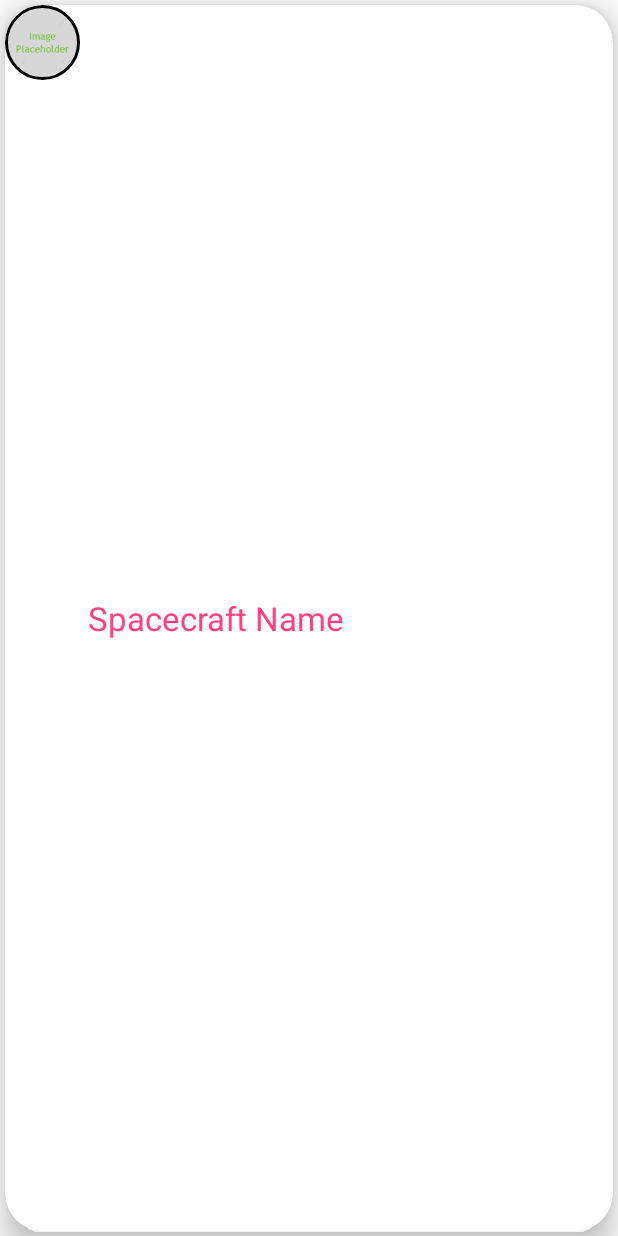
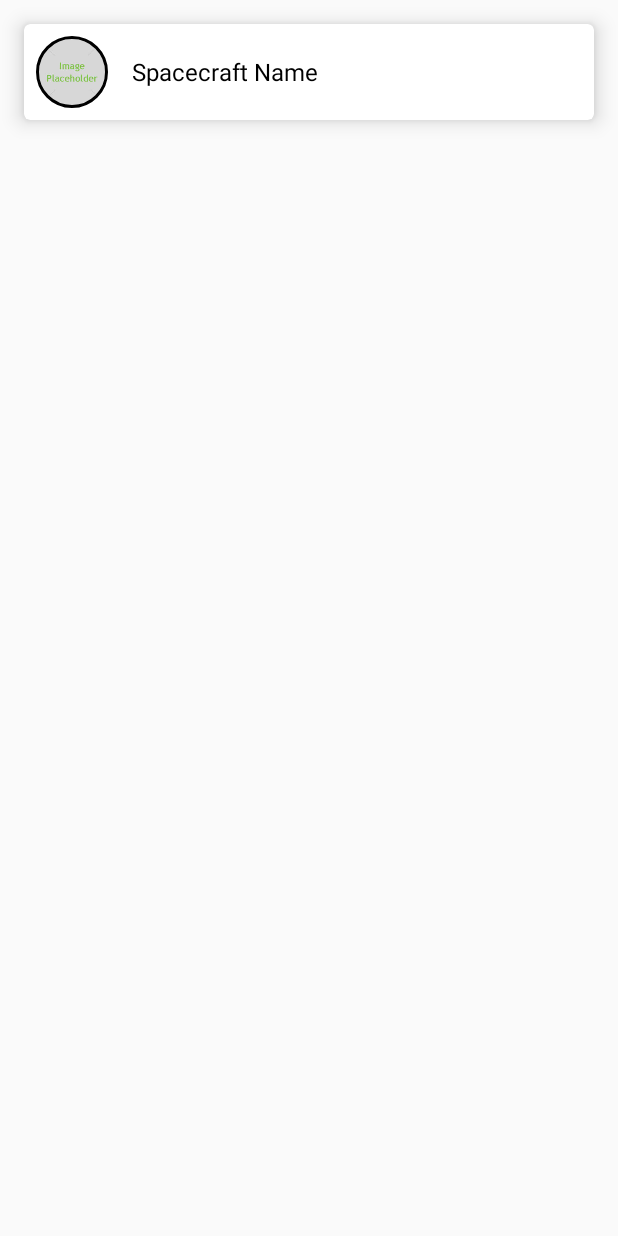
Before and after one commit to ibalm9/NewRetrofitListViewJSONN, an Android app: the layout model.xml on its own in the app's theme, with its tools: preview values and no code run, on a phone screen of 412 x 824 dp. Run offline under Robolectric (Android 15) with nearby library versions, the phone set to English and light mode, and no system bars.

Commit message:
Revision1

```diff
--- a/app/src/main/res/layout/activity_main.xml
+++ b/app/src/main/res/layout/activity_main.xml
@@ -5,7 +5,6 @@
     android:layout_height="match_parent"
     android:orientation="vertical"
     tools:context=".MainActivity"
-    android:background="@drawable/imgae"
     >
 
     <TextView
@@ -30,8 +29,6 @@
 
     <ListView
         android:id="@+id/mListView"
-        android:layout_weight="0.5"
-        android:numColumns="auto_fit"
         android:layout_width="match_parent"
         android:layout_height="wrap_content" />
 </LinearLayout>
--- a/app/src/main/res/layout/model.xml
+++ b/app/src/main/res/layout/model.xml
@@ -2,37 +2,36 @@
 <android.support.v7.widget.CardView xmlns:android="http://schemas.android.com/apk/res/android"
     android:orientation="horizontal" android:layout_width="match_parent"
     xmlns:card_view="http://schemas.android.com/apk/res-auto"
-    android:layout_margin="3dp"
-    card_view:cardCornerRadius="25dp"
-    card_view:cardElevation="10dp"
-    android:layout_height="match_parent">
+    android:layout_margin="16dp"
+    card_view:cardCornerRadius="4dp"
+    card_view:cardElevation="8dp"
+    android:layout_height="wrap_content">
 
-    <RelativeLayout
+    <LinearLayout
+        android:orientation="horizontal"
         android:layout_width="match_parent"
-        android:layout_height="match_parent">
+        android:layout_height="wrap_content"
+        android:padding="8dp"
+        android:gravity="center">
 
         <de.hdodenhof.circleimageview.CircleImageView
             xmlns:app="http://schemas.android.com/apk/res-auto"
             android:id="@+id/spacecraftImageView"
-            android:layout_width="50dp"
-            android:layout_height="50dp"
+            android:layout_width="48dp"
+            android:layout_height="48dp"
             android:src="@drawable/placeholder"
             app:civ_border_width="2dp"
             app:civ_border_color="#FF000000"
             />
 
         <TextView
-            android:layout_width="fill_parent"
+            android:layout_width="match_parent"
             android:layout_height="wrap_content"
-            android:paddingTop="150dp"
-            android:textAppearance="?android:attr/textAppearanceLargeInverse"
             android:text="Spacecraft Name"
             android:id="@+id/nameTextView"
-            android:padding="5dp"
-            android:textColor="@color/colorAccent"
-            android:layout_centerInParent="true"
-            android:layout_alignParentStart="true"
-            android:layout_marginLeft="50dp"></TextView>
+            android:textColor="@android:color/black"
+            android:layout_marginLeft="16dp"
+            android:textSize="16sp"></TextView>
 
-    </RelativeLayout>
+    </LinearLayout>
 </android.support.v7.widget.CardView>
--- a/app/src/main/res/values/styles.xml
+++ b/app/src/main/res/values/styles.xml
@@ -1,7 +1,7 @@
 <resources>
 
     <!-- Base application theme. -->
-    <style name="AppTheme" parent="Theme.AppCompat.Light.NoActionBar">
+    <style name="AppTheme" parent="Theme.AppCompat.Light.DarkActionBar">
         <!-- Customize your theme here. -->
         <item name="colorPrimary">@color/colorPrimary</item>
         <item name="colorPrimaryDark">@color/colorPrimaryDark</item>
@@ -13,8 +13,8 @@
 
     </style>
 
-    <style name="MyCustomMaterialTheme.Base" parent="Theme.AppCompat.Light.NoActionBar">
-        <item name="windowNoTitle">true</item>
+    <style name="MyCustomMaterialTheme.Base" parent="Theme.AppCompat.Light.DarkActionBar">
+        <item name="windowNoTitle">false</item>
         <item name="windowActionBar">true</item>
         <item name="colorPrimary">@color/navigationBarColor</item>
         <item name="colorPrimaryDark">@color/navigationBarColor</item>
```
Also changed, not shown: app/src/main/java/info/camposha/retrofitlistviewjson/MainActivity.java (+9 -149 lines), app/src/main/java/info/camposha/retrofitlistviewjson/adapters/ListViewAdapter.java (added, +79 -0 lines), app/src/main/java/info/camposha/retrofitlistviewjson/models/Spacecraft.java (added, +49 -0 lines), app/src/main/java/info/camposha/retrofitlistviewjson/services/APIServices.java (added, +23 -0 lines).
